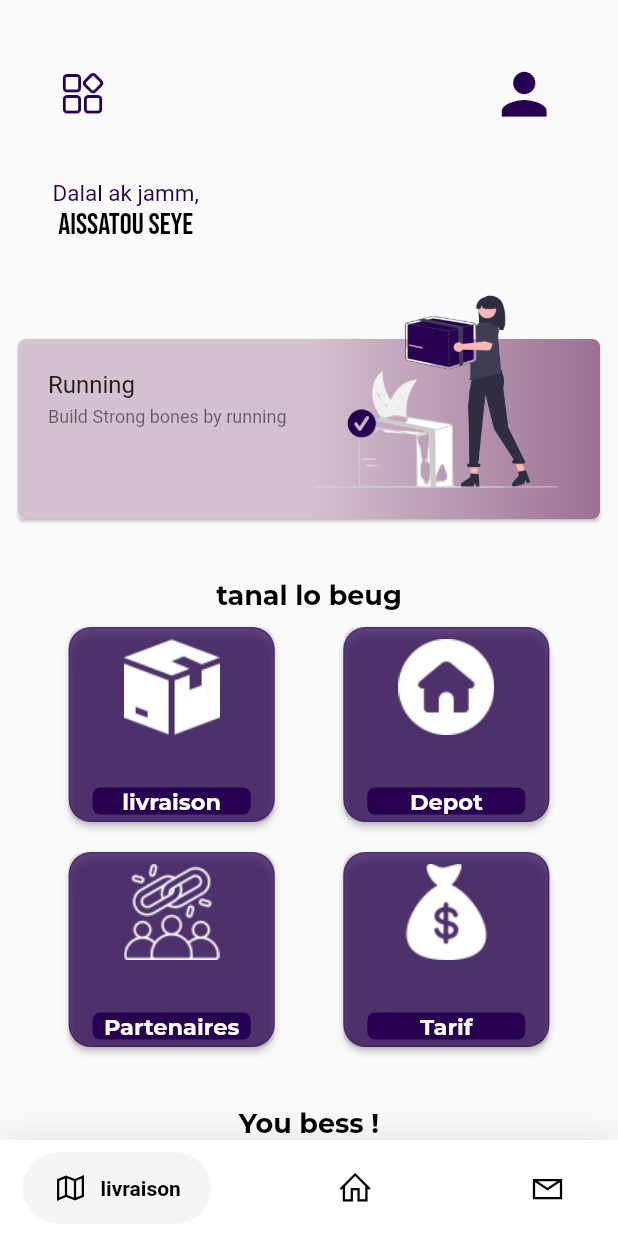
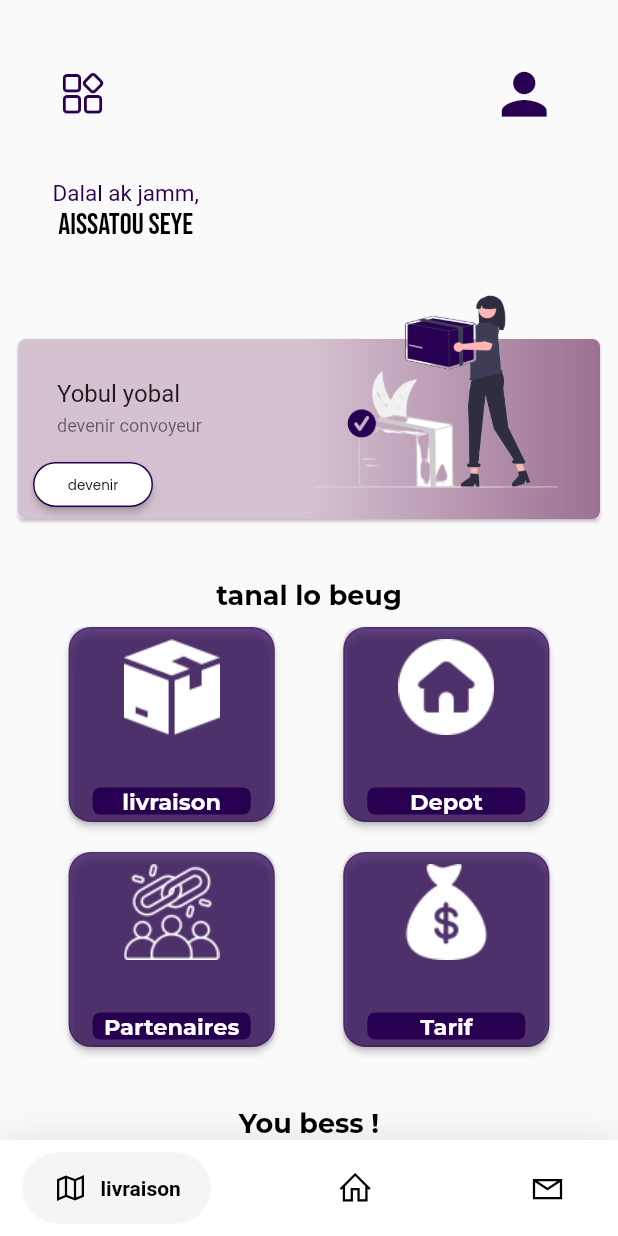
Before and after one commit to la-aisha/YY, a Flutter app: the screen it shows after launch, on a phone screen of 412 x 824 dp. Run offline on Flutter 3.47's test engine with Material 2 defaults, Android fonts, the light colour scheme and no system bars; drawn by our look-alikes of google_nav_bar; our stand-ins replace carousel_slider, cloud_firestore, firebase_auth, firebase_core, firebase_storage, google_fonts and 8 more; accounts and stored records are empty.

Commit message:
page driver

```diff
--- a/lib/main.dart
+++ b/lib/main.dart
@@ -5,6 +5,7 @@ import 'package:yy/screen/RegisterDriver.dart';
 import 'package:provider/provider.dart';
 
 import 'package:firebase_core/firebase_core.dart';
+import 'package:yy/screen/ScreenCustomer/Becomedriver.dart';
 import 'package:yy/screen/ScreenCustomer/HomeScreenCustomer.dart';
 import 'package:yy/screen/Welcome.dart';
 import 'firebase_options.dart';
@@ -31,7 +32,9 @@ class App extends StatelessWidget {
 
         // child: SignIn(),
         //home: Welcome(role_id: 0) ,
-        home:Homescreencustomer(),
+        home:Homescreencustomer(
+
+        ),
       ),
     );
   }
--- a/lib/screen/ScreenCustomer/HomeScreenCustomer.dart
+++ b/lib/screen/ScreenCustomer/HomeScreenCustomer.dart
@@ -155,14 +155,23 @@ int _selectedIndex = 0;
             child: SingleChildScrollView(
               child: Column(
               children: [
-                ActivityListTile(
-                title: 'Running',
-                subtitle: 'Build Strong bones by running',
-                trailingImage:
-                  Image.asset('images/femme.png', height: 170),
-                color:  Color.fromRGBO(115, 51, 100, 0.3),
+                Wrap(
+            alignment: WrapAlignment.center,
+            spacing: 8.0,
+            runSpacing: 8.0,
+            children: [
+              ActivityListTile(
+                title: 'Yobul yobal',
+                subtitle:
+                    'devenir convoyeur',
+                trailingImage: Image.asset('images/femme.png', height: 170),
+                color: Color.fromRGBO(115, 51, 100, 0.3),
                 gradient: Color.fromRGBO(115, 51, 100, 0.7),
+                context: context,
               ),
+              // Add more ActivityListTile widgets as needed
+            ],
+          ),
 
               SizedBox(height: 20,),
               Center(
--- a/lib/widgets/card.dart
+++ b/lib/widgets/card.dart
@@ -1,66 +1,99 @@
 import 'package:flutter/material.dart';
-
+import 'package:google_fonts/google_fonts.dart';
+import 'package:yy/screen/ScreenCustomer/Becomedriver.dart';
 
 class ActivityListTile extends StatelessWidget {
-
   String title;
   String subtitle;
   Widget trailingImage;
+  BuildContext context;
   //VoidCallback onTab;
   Color color;
   Color gradient;
 
-  ActivityListTile({required this.title, required this.color, required this.gradient, required this.subtitle , required this.trailingImage});
+  ActivityListTile(
+      {required this.title,
+      required this.context,
+      required this.color,
+      required this.gradient,
+      required this.subtitle,
+      required this.trailingImage});
 
   @override
   Widget build(BuildContext context) {
     return Padding(
       padding: const EdgeInsets.fromLTRB(8, 16, 8, 16),
-      child:
-         Stack(
-          alignment: Alignment.bottomRight,
-          children: <Widget>[
+      child: Stack(alignment: Alignment.bottomRight, children: <Widget>[
         Card(
             child: Container(
                 // color: Colors.red,
-
-
                 height: 120,
-
                 decoration: BoxDecoration(
-                  borderRadius: BorderRadius.all(
-                    const Radius.circular(5.0)
-                  ),
-                gradient : LinearGradient(colors: [color, gradient],
+                    borderRadius: BorderRadius.all(const Radius.circular(5.0)),
+                    gradient: LinearGradient(
+                        colors: [color, gradient],
                         begin: Alignment.topCenter,
-                end: Alignment.topRight)
-
-                ),
-
+                        end: Alignment.topRight)),
                 child: Padding(
-                  padding: const EdgeInsets.all(4.0),
-                  child: ListTile(
+                  padding: EdgeInsets.all(10),
+                  child: Column(
+                    crossAxisAlignment: CrossAxisAlignment.start,
+                    children: [
+                      ListTile(
                         title: Padding(
-                      padding: const EdgeInsets.only(top : 8.0),
+                          padding: const EdgeInsets.only(top: 8.0),
                           child: Text(title),
                         ),
                         subtitle: Padding(
                           padding: const EdgeInsets.only(bottom: 8.0),
-                      child: Text(subtitle, style: TextStyle(fontSize: 12),),
+                          child: Text(
+                            subtitle,
+                            style: TextStyle(fontSize: 12),
+                          ),
+                        ),
+                      ),
+                      Container(
+                        width: 80,
+                        height: 30,
+                        child: ElevatedButton(
+                          onPressed: () {
+                            Navigator.of(context).push(MaterialPageRoute(builder: (context)=>Becomecustomer()));
+                          },
+                          child: Text(
+                            'devenir',
+                            style: GoogleFonts.poppins(
+                                fontWeight: FontWeight.w400,
+                                fontSize: 9,
+                                color: Colors.black),
+                          ),
+                          style: ButtonStyle(
+                            backgroundColor:
+                                MaterialStateProperty.all(Colors.white),
+                            shape: MaterialStateProperty.all<
+                                RoundedRectangleBorder>(
+                              RoundedRectangleBorder(
+                                borderRadius: BorderRadius.circular(15),
+                                side: const BorderSide(
+                                  color: Color.fromRGBO(40, 0, 81, 1),
+                                  //color: Color.fromRGBO(40, 0, 81, 1),
+                                ),
+                              ),
+                            ),
                           ),
                         ),
                       )
-              )
+                    ],
                   ),
+                ))),
+        Padding(
+          padding: EdgeInsets.only(left: 10),
+        ),
+
         //Logo(),
         Padding(
-              padding: const EdgeInsets.only(bottom:4 ,right: 0),
-              child: Container(child : trailingImage)
-            )
-          ]
-        ),
-
-
+            padding: const EdgeInsets.only(bottom: 4, right: 0),
+            child: Container(child: trailingImage))
+      ]),
     );
   }
 }
```
Also changed, not shown: lib/screen/ScreenCustomer/Becomedriver.dart (added, +172 -0 lines), pubspec.yaml (+2 -12 lines), images/previous.png (added), images/success.png (added). Lines whose indentation alone changed are shown as unchanged.
